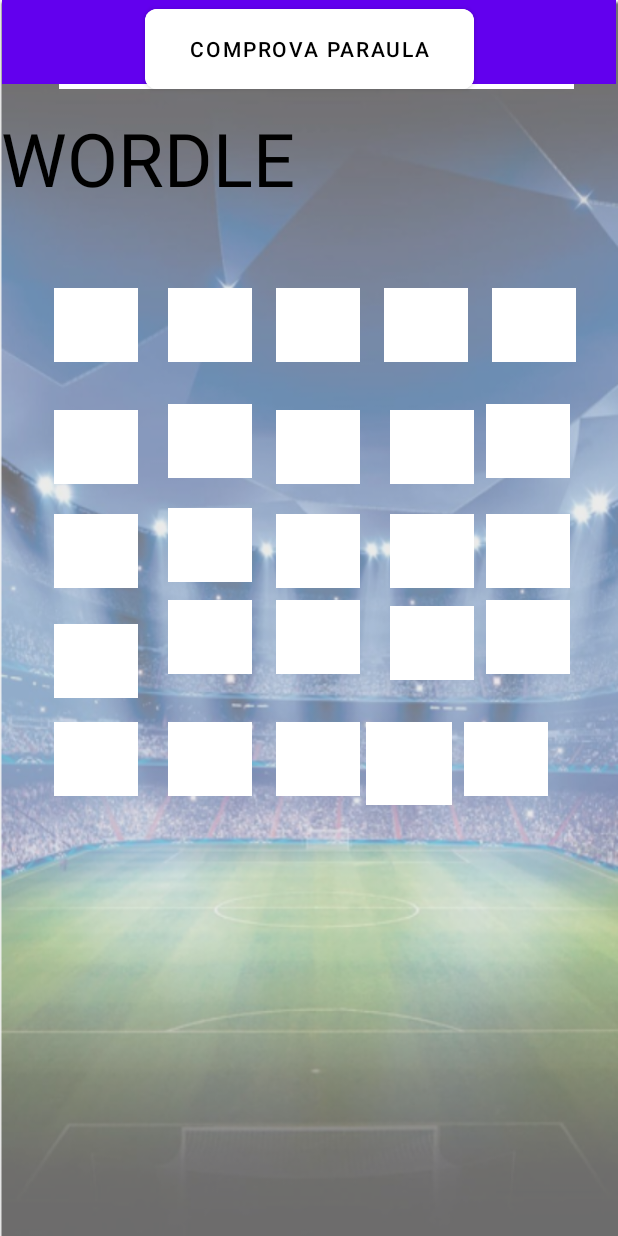
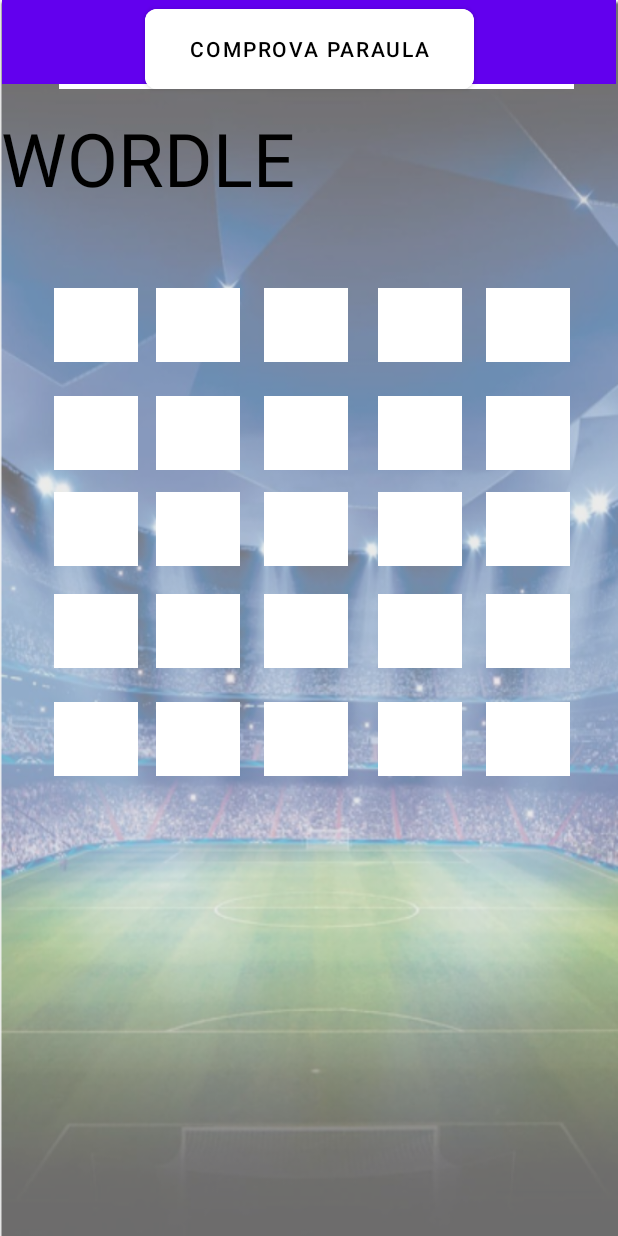
Before and after one commit to Manel0712/MasterFootball, an Android app: the layout wordle.xml on its own in the app's theme, with its tools: preview values and no code run, on a phone screen of 412 x 824 dp. Run offline under Robolectric (Android 15) with nearby library versions, the phone set to English and light mode, and no system bars.

Commit message:
layout perfil

```diff
--- a/app/src/main/res/layout/wordle.xml
+++ b/app/src/main/res/layout/wordle.xml
@@ -21,46 +21,6 @@
         app:layout_constraintTop_toTopOf="parent" />
 
     <com.google.android.material.textfield.TextInputEditText
-        android:id="@+id/editText4"
-        android:layout_width="56dp"
-        android:layout_height="49dp"
-        android:layout_marginStart="36dp"
-        android:layout_marginTop="32dp"
-        android:background="@color/white"
-        app:layout_constraintStart_toStartOf="parent"
-        app:layout_constraintTop_toBottomOf="@+id/editText10" />
-
-    <com.google.android.material.textfield.TextInputEditText
-        android:id="@+id/editText9"
-        android:layout_width="56dp"
-        android:layout_height="49dp"
-        android:layout_marginStart="20dp"
-        android:layout_marginTop="20dp"
-        android:background="@color/white"
-        app:layout_constraintStart_toEndOf="@+id/editText8"
-        app:layout_constraintTop_toBottomOf="@+id/editText3" />
-
-    <com.google.android.material.textfield.TextInputEditText
-        android:id="@+id/editText20"
-        android:layout_width="56dp"
-        android:layout_height="49dp"
-        android:layout_marginStart="36dp"
-        android:layout_marginTop="16dp"
-        android:background="@color/white"
-        app:layout_constraintStart_toStartOf="parent"
-        app:layout_constraintTop_toBottomOf="@+id/editText15" />
-
-    <com.google.android.material.textfield.TextInputEditText
-        android:id="@+id/editText13"
-        android:layout_width="56dp"
-        android:layout_height="49dp"
-        android:layout_marginStart="16dp"
-        android:layout_marginTop="192dp"
-        android:background="@color/white"
-        app:layout_constraintStart_toEndOf="@+id/editText12"
-        app:layout_constraintTop_toTopOf="parent" />
-
-    <com.google.android.material.textfield.TextInputEditText
         android:id="@+id/editText10"
         android:layout_width="56dp"
         android:layout_height="49dp"
@@ -75,60 +35,240 @@
         android:layout_width="56dp"
         android:layout_height="49dp"
         android:layout_marginStart="36dp"
-        android:layout_marginTop="20dp"
+        android:layout_marginTop="264dp"
         android:background="@color/white"
         app:layout_constraintStart_toStartOf="parent"
-        app:layout_constraintTop_toBottomOf="@+id/editText4" />
+        app:layout_constraintTop_toTopOf="parent" />
+
+    <com.google.android.material.textfield.TextInputEditText
+        android:id="@+id/editText6"
+        android:layout_width="56dp"
+        android:layout_height="49dp"
+        android:layout_marginStart="104dp"
+        android:layout_marginTop="264dp"
+        android:background="@color/white"
+        app:layout_constraintStart_toStartOf="parent"
+        app:layout_constraintTop_toTopOf="parent" />
+
+    <com.google.android.material.textfield.TextInputEditText
+        android:id="@+id/editText7"
+        android:layout_width="56dp"
+        android:layout_height="49dp"
+        android:layout_marginStart="176dp"
+        android:layout_marginTop="264dp"
+        android:background="@color/white"
+        app:layout_constraintStart_toStartOf="parent"
+        app:layout_constraintTop_toTopOf="parent" />
+
+    <com.google.android.material.textfield.TextInputEditText
+        android:id="@+id/editText8"
+        android:layout_width="56dp"
+        android:layout_height="49dp"
+        android:layout_marginStart="252dp"
+        android:layout_marginTop="264dp"
+        android:background="@color/white"
+        app:layout_constraintStart_toStartOf="parent"
+        app:layout_constraintTop_toTopOf="parent" />
+
+    <com.google.android.material.textfield.TextInputEditText
+        android:id="@+id/editText9"
+        android:layout_width="56dp"
+        android:layout_height="49dp"
+        android:layout_marginStart="324dp"
+        android:layout_marginTop="264dp"
+        android:background="@color/white"
+        app:layout_constraintStart_toStartOf="parent"
+        app:layout_constraintTop_toTopOf="parent" />
+
+    <com.google.android.material.textfield.TextInputEditText
+        android:id="@+id/editText11"
+        android:layout_width="56dp"
+        android:layout_height="49dp"
+        android:layout_marginStart="36dp"
+        android:layout_marginTop="328dp"
+        android:background="@color/white"
+        app:layout_constraintStart_toStartOf="parent"
+        app:layout_constraintTop_toTopOf="parent" />
+
+    <com.google.android.material.textfield.TextInputEditText
+        android:id="@+id/editText16"
+        android:layout_width="56dp"
+        android:layout_height="49dp"
+        android:layout_marginStart="36dp"
+        android:layout_marginTop="396dp"
+        android:background="@color/white"
+        app:layout_constraintStart_toStartOf="parent"
+        app:layout_constraintTop_toTopOf="parent" />
+
+    <com.google.android.material.textfield.TextInputEditText
+        android:id="@+id/editText17"
+        android:layout_width="56dp"
+        android:layout_height="49dp"
+        android:layout_marginStart="104dp"
+        android:layout_marginTop="396dp"
+        android:background="@color/white"
+        app:layout_constraintStart_toStartOf="parent"
+        app:layout_constraintTop_toTopOf="parent" />
+
+    <com.google.android.material.textfield.TextInputEditText
+        android:id="@+id/editText18"
+        android:layout_width="56dp"
+        android:layout_height="49dp"
+        android:layout_marginStart="176dp"
+        android:layout_marginTop="396dp"
+        android:background="@color/white"
+        app:layout_constraintStart_toStartOf="parent"
+        app:layout_constraintTop_toTopOf="parent" />
+
+    <com.google.android.material.textfield.TextInputEditText
+        android:id="@+id/editText19"
+        android:layout_width="56dp"
+        android:layout_height="49dp"
+        android:layout_marginStart="252dp"
+        android:layout_marginTop="396dp"
+        android:background="@color/white"
+        app:layout_constraintStart_toStartOf="parent"
+        app:layout_constraintTop_toTopOf="parent" />
+
+    <com.google.android.material.textfield.TextInputEditText
+        android:id="@+id/editText20"
+        android:layout_width="56dp"
+        android:layout_height="49dp"
+        android:layout_marginStart="324dp"
+        android:layout_marginTop="396dp"
+        android:background="@color/white"
+        app:layout_constraintStart_toStartOf="parent"
+        app:layout_constraintTop_toTopOf="parent" />
+
+    <com.google.android.material.textfield.TextInputEditText
+        android:id="@+id/editText21"
+        android:layout_width="56dp"
+        android:layout_height="49dp"
+        android:layout_marginStart="36dp"
+        android:layout_marginTop="468dp"
+        android:background="@color/white"
+        app:layout_constraintStart_toStartOf="parent"
+        app:layout_constraintTop_toTopOf="parent" />
+
+    <com.google.android.material.textfield.TextInputEditText
+        android:id="@+id/editText22"
+        android:layout_width="56dp"
+        android:layout_height="49dp"
+        android:layout_marginStart="104dp"
+        android:layout_marginTop="468dp"
+        android:background="@color/white"
+        app:layout_constraintStart_toStartOf="parent"
+        app:layout_constraintTop_toTopOf="parent" />
+
+    <com.google.android.material.textfield.TextInputEditText
+        android:id="@+id/editText23"
+        android:layout_width="56dp"
+        android:layout_height="49dp"
+        android:layout_marginStart="176dp"
+        android:layout_marginTop="468dp"
+        android:background="@color/white"
+        app:layout_constraintStart_toStartOf="parent"
+        app:layout_constraintTop_toTopOf="parent" />
+
+    <com.google.android.material.textfield.TextInputEditText
+        android:id="@+id/editText24"
+        android:layout_width="56dp"
+        android:layout_height="49dp"
+        android:layout_marginStart="252dp"
+        android:layout_marginTop="468dp"
+        android:background="@color/white"
+        app:layout_constraintStart_toStartOf="parent"
+        app:layout_constraintTop_toTopOf="parent" />
+
+    <com.google.android.material.textfield.TextInputEditText
+        android:id="@+id/editText25"
+        android:layout_width="56dp"
+        android:layout_height="49dp"
+        android:layout_marginStart="324dp"
+        android:layout_marginTop="468dp"
+        android:background="@color/white"
+        app:layout_constraintStart_toStartOf="parent"
+        app:layout_constraintTop_toTopOf="parent" />
+
+    <com.google.android.material.textfield.TextInputEditText
+        android:id="@+id/editText12"
+        android:layout_width="56dp"
+        android:layout_height="49dp"
+        android:layout_marginStart="104dp"
+        android:layout_marginTop="328dp"
+        android:background="@color/white"
+        app:layout_constraintStart_toStartOf="parent"
+        app:layout_constraintTop_toTopOf="parent" />
+
+    <com.google.android.material.textfield.TextInputEditText
+        android:id="@+id/editText13"
+        android:layout_width="56dp"
+        android:layout_height="49dp"
+        android:layout_marginStart="176dp"
+        android:layout_marginTop="328dp"
+        android:background="@color/white"
+        app:layout_constraintStart_toStartOf="parent"
+        app:layout_constraintTop_toTopOf="parent" />
+
+    <com.google.android.material.textfield.TextInputEditText
+        android:id="@+id/editText14"
+        android:layout_width="56dp"
+        android:layout_height="49dp"
+        android:layout_marginStart="252dp"
+        android:layout_marginTop="328dp"
+        android:background="@color/white"
+        app:layout_constraintStart_toStartOf="parent"
+        app:layout_constraintTop_toTopOf="parent" />
 
     <com.google.android.material.textfield.TextInputEditText
         android:id="@+id/editText15"
         android:layout_width="56dp"
         android:layout_height="49dp"
-        android:layout_marginStart="36dp"
-        android:layout_marginTop="24dp"
+        android:layout_marginStart="324dp"
+        android:layout_marginTop="328dp"
         android:background="@color/white"
         app:layout_constraintStart_toStartOf="parent"
-        app:layout_constraintTop_toBottomOf="@+id/editText5" />
+        app:layout_constraintTop_toTopOf="parent" />
 
     <com.google.android.material.textfield.TextInputEditText
-        android:id="@+id/editText8"
+        android:id="@+id/editText"
         android:layout_width="56dp"
         android:layout_height="49dp"
-        android:layout_marginStart="16dp"
-        android:layout_marginTop="20dp"
+        android:layout_marginStart="104dp"
+        android:layout_marginTop="192dp"
         android:background="@color/white"
-        app:layout_constraintStart_toEndOf="@+id/editText7"
-        app:layout_constraintTop_toBottomOf="@+id/editText2" />
+        app:layout_constraintStart_toStartOf="parent"
+        app:layout_constraintTop_toTopOf="parent" />
+
+    <com.google.android.material.textfield.TextInputEditText
+        android:id="@+id/editText2"
+        android:layout_width="56dp"
+        android:layout_height="49dp"
+        android:layout_marginStart="176dp"
+        android:layout_marginTop="192dp"
+        android:background="@color/white"
+        app:layout_constraintStart_toStartOf="parent"
+        app:layout_constraintTop_toTopOf="parent" />
 
     <com.google.android.material.textfield.TextInputEditText
         android:id="@+id/editText3"
         android:layout_width="56dp"
         android:layout_height="49dp"
-        android:layout_marginStart="20dp"
-        android:layout_marginTop="32dp"
+        android:layout_marginStart="252dp"
+        android:layout_marginTop="192dp"
         android:background="@color/white"
-        app:layout_constraintStart_toEndOf="@+id/editText2"
-        app:layout_constraintTop_toBottomOf="@+id/editText14" />
+        app:layout_constraintStart_toStartOf="parent"
+        app:layout_constraintTop_toTopOf="parent" />
 
     <com.google.android.material.textfield.TextInputEditText
-        android:id="@+id/editText2"
+        android:id="@+id/editText4"
         android:layout_width="56dp"
         android:layout_height="49dp"
-        android:layout_marginStart="16dp"
-        android:layout_marginTop="32dp"
+        android:layout_marginStart="324dp"
+        android:layout_marginTop="192dp"
         android:background="@color/white"
-        app:layout_constraintStart_toEndOf="@+id/editText"
-        app:layout_constraintTop_toBottomOf="@+id/editText13" />
-
-    <com.google.android.material.textfield.TextInputEditText
-        android:id="@+id/editText18"
-        android:layout_width="56dp"
-        android:layout_height="49dp"
-        android:layout_marginStart="16dp"
-        android:layout_marginTop="8dp"
-        android:background="@color/white"
-        app:layout_constraintStart_toEndOf="@+id/editText17"
-        app:layout_constraintTop_toBottomOf="@+id/editText8" />
+        app:layout_constraintStart_toStartOf="parent"
+        app:layout_constraintTop_toTopOf="parent" />
 
     <TextView
         android:id="@+id/textView30"
@@ -140,146 +280,6 @@
         app:layout_constraintHorizontal_bias="0.573"
         app:layout_constraintStart_toStartOf="parent"
         tools:layout_editor_absoluteY="557dp" />
-
-    <com.google.android.material.textfield.TextInputEditText
-        android:id="@+id/textInputEditText"
-        android:layout_width="56dp"
-        android:layout_height="49dp"
-        android:layout_marginStart="8dp"
-        android:layout_marginTop="28dp"
-        android:background="@color/white"
-        app:layout_constraintStart_toEndOf="@+id/editText3"
-        app:layout_constraintTop_toBottomOf="@+id/editText11" />
-
-    <com.google.android.material.textfield.TextInputEditText
-        android:id="@+id/editText21"
-        android:layout_width="56dp"
-        android:layout_height="49dp"
-        android:layout_marginStart="8dp"
-        android:layout_marginTop="32dp"
-        android:background="@color/white"
-        app:layout_constraintStart_toEndOf="@+id/editText24"
-        app:layout_constraintTop_toBottomOf="@+id/editText16" />
-
-    <com.google.android.material.textfield.TextInputEditText
-        android:id="@+id/editText16"
-        android:layout_width="56dp"
-        android:layout_height="49dp"
-        android:layout_marginStart="8dp"
-        android:layout_marginTop="8dp"
-        android:background="@color/white"
-        app:layout_constraintStart_toEndOf="@+id/editText19"
-        app:layout_constraintTop_toBottomOf="@+id/editText6" />
-
-    <com.google.android.material.textfield.TextInputEditText
-        android:id="@+id/editText12"
-        android:layout_width="56dp"
-        android:layout_height="49dp"
-        android:layout_marginStart="20dp"
-        android:layout_marginTop="192dp"
-        android:background="@color/white"
-        app:layout_constraintStart_toEndOf="@+id/editText10"
-        app:layout_constraintTop_toTopOf="parent" />
-
-    <com.google.android.material.textfield.TextInputEditText
-        android:id="@+id/editText19"
-        android:layout_width="56dp"
-        android:layout_height="49dp"
-        android:layout_marginStart="20dp"
-        android:layout_marginTop="12dp"
-        android:background="@color/white"
-        app:layout_constraintStart_toEndOf="@+id/editText18"
-        app:layout_constraintTop_toBottomOf="@+id/editText9" />
-
-    <com.google.android.material.textfield.TextInputEditText
-        android:id="@+id/editText14"
-        android:layout_width="56dp"
-        android:layout_height="49dp"
-        android:layout_marginStart="16dp"
-        android:layout_marginTop="192dp"
-        android:background="@color/white"
-        app:layout_constraintStart_toEndOf="@+id/editText13"
-        app:layout_constraintTop_toTopOf="parent" />
-
-    <com.google.android.material.textfield.TextInputEditText
-        android:id="@+id/editText"
-        android:layout_width="56dp"
-        android:layout_height="49dp"
-        android:layout_marginStart="20dp"
-        android:layout_marginTop="28dp"
-        android:background="@color/white"
-        app:layout_constraintStart_toEndOf="@+id/editText4"
-        app:layout_constraintTop_toBottomOf="@+id/editText12" />
-
-    <com.google.android.material.textfield.TextInputEditText
-        android:id="@+id/editText6"
-        android:layout_width="56dp"
-        android:layout_height="49dp"
-        android:layout_marginStart="8dp"
-        android:layout_marginTop="24dp"
-        android:background="@color/white"
-        app:layout_constraintStart_toEndOf="@+id/editText9"
-        app:layout_constraintTop_toBottomOf="@+id/textInputEditText" />
-
-    <com.google.android.material.textfield.TextInputEditText
-        android:id="@+id/editText23"
-        android:layout_width="56dp"
-        android:layout_height="49dp"
-        android:layout_marginStart="16dp"
-        android:layout_marginTop="32dp"
-        android:background="@color/white"
-        app:layout_constraintStart_toEndOf="@+id/editText22"
-        app:layout_constraintTop_toBottomOf="@+id/editText18" />
-
-    <com.google.android.material.textfield.TextInputEditText
-        android:id="@+id/editText17"
-        android:layout_width="56dp"
-        android:layout_height="49dp"
-        android:layout_marginStart="20dp"
-        android:layout_marginTop="12dp"
-        android:background="@color/white"
-        app:layout_constraintStart_toEndOf="@+id/editText15"
-        app:layout_constraintTop_toBottomOf="@+id/editText7" />
-
-    <com.google.android.material.textfield.TextInputEditText
-        android:id="@+id/editText22"
-        android:layout_width="56dp"
-        android:layout_height="49dp"
-        android:layout_marginStart="20dp"
-        android:layout_marginTop="32dp"
-        android:background="@color/white"
-        app:layout_constraintStart_toEndOf="@+id/editText20"
-        app:layout_constraintTop_toBottomOf="@+id/editText17" />
-
-    <com.google.android.material.textfield.TextInputEditText
-        android:id="@+id/editText24"
-        android:layout_width="57dp"
-        android:layout_height="55dp"
-        android:layout_marginStart="4dp"
-        android:layout_marginTop="28dp"
-        android:background="@color/white"
-        app:layout_constraintStart_toEndOf="@+id/editText23"
-        app:layout_constraintTop_toBottomOf="@+id/editText19" />
-
-    <com.google.android.material.textfield.TextInputEditText
-        android:id="@+id/editText7"
-        android:layout_width="56dp"
-        android:layout_height="49dp"
-        android:layout_marginStart="20dp"
-        android:layout_marginTop="20dp"
-        android:background="@color/white"
-        app:layout_constraintStart_toEndOf="@+id/editText5"
-        app:layout_constraintTop_toBottomOf="@+id/editText" />
-
-    <com.google.android.material.textfield.TextInputEditText
-        android:id="@+id/editText11"
-        android:layout_width="56dp"
-        android:layout_height="49dp"
-        android:layout_marginStart="16dp"
-        android:layout_marginTop="192dp"
-        android:background="@color/white"
-        app:layout_constraintStart_toEndOf="@+id/editText14"
-        app:layout_constraintTop_toTopOf="parent" />
 
     <Button
         android:id="@+id/button9"
```
Also changed, not shown: app/src/main/assets/trivial1.json (added, +16 -0 lines), app/src/main/res/layout/perfil.xml (added, +108 -0 lines), app/src/main/res/drawable/foto_perfil.png (added), app/src/main/res/drawable/trivial1_1.jpg (added), app/src/main/res/drawable/trivial1_2.jpg (added), app/src/main/res/drawable/trivial1_3.jpg (added), app/src/main/res/drawable/trivial1_4.jpg (added).
